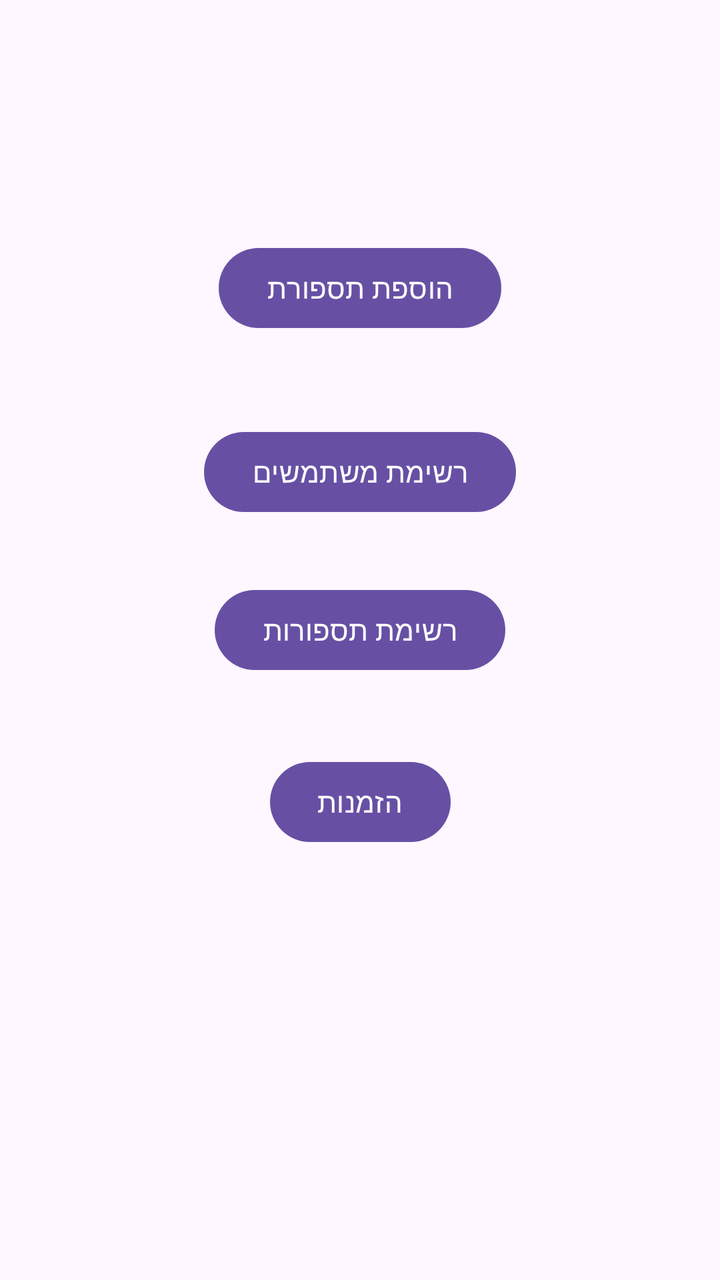
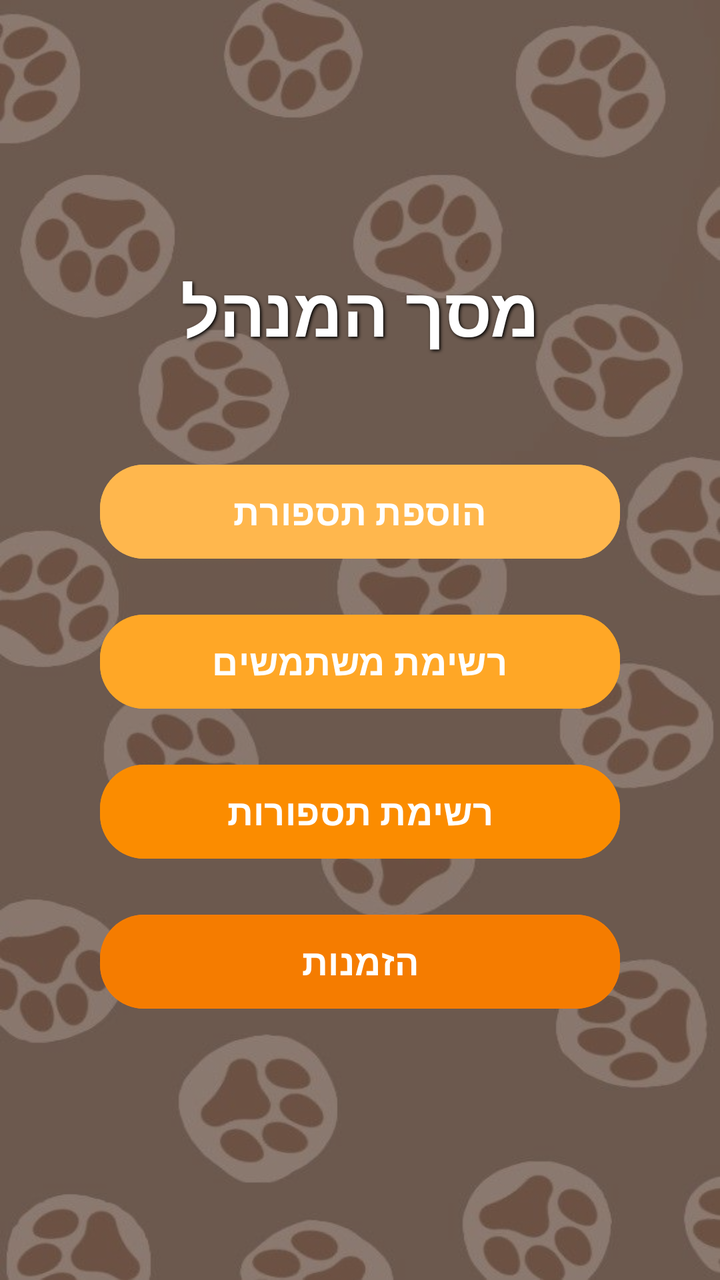

Compare the two renders of this Android layout. The source of the first and the diff that turns it into the second are given below.
<!-- AndroidManifest.xml: application theme Theme.Mygame -->
<!-- res/layout/activity_admin.xml -->
<?xml version="1.0" encoding="utf-8"?>
<androidx.constraintlayout.widget.ConstraintLayout xmlns:android="http://schemas.android.com/apk/res/android"
    xmlns:app="http://schemas.android.com/apk/res-auto"
    xmlns:tools="http://schemas.android.com/tools"
    android:id="@+id/main"
    android:layout_width="match_parent"
    android:layout_height="match_parent"
    tools:context=".screens.AdminActivity">

    <Button
        android:id="@+id/button3"
        android:layout_width="wrap_content"
        android:layout_height="wrap_content"
        android:layout_marginTop="120dp"
        android:onClick="goaAddHairCut"
        android:text="הוספת תספורת"
        app:layout_constraintEnd_toEndOf="parent"
        app:layout_constraintStart_toStartOf="parent"
        app:layout_constraintTop_toTopOf="parent" />

    <Button
        android:id="@+id/button4"
        android:layout_width="wrap_content"
        android:layout_height="wrap_content"
        android:layout_marginTop="44dp"
        android:onClick="goUserList"
        android:text="רשימת משתמשים"
        app:layout_constraintEnd_toEndOf="parent"
        app:layout_constraintStart_toStartOf="parent"
        app:layout_constraintTop_toBottomOf="@+id/button3" />

    <Button
        android:id="@+id/button5"
        android:layout_width="wrap_content"
        android:layout_height="wrap_content"
        android:layout_marginTop="31dp"
        android:onClick="goBackToHaitCurList"
        android:text="רשימת תספורות"
        app:layout_constraintEnd_toEndOf="parent"
        app:layout_constraintStart_toStartOf="parent"
        app:layout_constraintTop_toBottomOf="@+id/button4" />

    <Button
        android:id="@+id/button6"
        android:layout_width="wrap_content"
        android:layout_height="wrap_content"
        android:layout_marginTop="38dp"
        android:onClick="goAllOrders"
        android:text="הזמנות"
        app:layout_constraintEnd_toEndOf="parent"
        app:layout_constraintStart_toStartOf="parent"
        app:layout_constraintTop_toBottomOf="@+id/button5" />
</androidx.constraintlayout.widget.ConstraintLayout>
<!-- resources referenced by this layout -->
<resources>
  <style name="Theme.Mygame" parent="Base.Theme.Mygame" />
  <style name="Base.Theme.Mygame" parent="Theme.Material3.DayNight">
          
          
      </style>
</resources>

<!-- the commit's change to res/layout/activity_admin.xml (unified diff, before → after) -->
@@ -1,53 +1,102 @@
 <?xml version="1.0" encoding="utf-8"?>
-<androidx.constraintlayout.widget.ConstraintLayout xmlns:android="http://schemas.android.com/apk/res/android"
+<androidx.constraintlayout.widget.ConstraintLayout
+    xmlns:android="http://schemas.android.com/apk/res/android"
     xmlns:app="http://schemas.android.com/apk/res-auto"
     xmlns:tools="http://schemas.android.com/tools"
     android:id="@+id/main"
     android:layout_width="match_parent"
     android:layout_height="match_parent"
+    android:background="@drawable/dog_background"
     tools:context=".screens.AdminActivity">
 
-    <Button
-        android:id="@+id/button3"
-        android:layout_width="wrap_content"
+    
+    <View
+        android:layout_width="match_parent"
+        android:layout_height="match_parent"
+        android:background="#66000000" />
+
+    
+    <LinearLayout
+        android:layout_width="match_parent"
         android:layout_height="wrap_content"
-        android:layout_marginTop="120dp"
-        android:onClick="goaAddHairCut"
-        android:text="הוספת תספורת"
-        app:layout_constraintEnd_toEndOf="parent"
-        app:layout_constraintStart_toStartOf="parent"
-        app:layout_constraintTop_toTopOf="parent" />
+        android:layout_marginStart="24dp"
+        android:layout_marginEnd="24dp"
+        android:gravity="center"
+        android:orientation="vertical"
+        app:layout_constraintTop_toTopOf="parent"
+        app:layout_constraintBottom_toBottomOf="parent">
 
-    <Button
-        android:id="@+id/button4"
-        android:layout_width="wrap_content"
-        android:layout_height="wrap_content"
-        android:layout_marginTop="44dp"
-        android:onClick="goUserList"
-        android:text="רשימת משתמשים"
-        app:layout_constraintEnd_toEndOf="parent"
-        app:layout_constraintStart_toStartOf="parent"
-        app:layout_constraintTop_toBottomOf="@+id/button3" />
+        
+        <TextView
+            android:id="@+id/txtAdminTitle"
+            android:layout_width="wrap_content"
+            android:layout_height="wrap_content"
+            android:layout_marginBottom="50dp"
+            android:shadowColor="#000000"
+            android:shadowDx="2"
+            android:shadowDy="2"
+            android:shadowRadius="4"
+            android:text="מסך המנהל"
+            android:textColor="#FFFFFF"
+            android:textSize="34sp"
+            android:textStyle="bold" />
 
-    <Button
-        android:id="@+id/button5"
-        android:layout_width="wrap_content"
-        android:layout_height="wrap_content"
-        android:layout_marginTop="31dp"
-        android:onClick="goBackToHaitCurList"
-        android:text="רשימת תספורות"
-        app:layout_constraintEnd_toEndOf="parent"
-        app:layout_constraintStart_toStartOf="parent"
-        app:layout_constraintTop_toBottomOf="@+id/button4" />
+        
+        <Button
+            android:id="@+id/button3"
+            android:layout_width="260dp"
+            android:layout_height="55dp"
+            android:layout_marginBottom="20dp"
+            android:backgroundTint="#FFB74D"
+            android:elevation="6dp"
+            android:onClick="goaAddHairCut"
+            android:text="הוספת תספורת"
+            android:textColor="#FFFFFF"
+            android:textSize="18sp"
+            android:textStyle="bold"
+            app:cornerRadius="22dp" />
 
-    <Button
-        android:id="@+id/button6"
-        android:layout_width="wrap_content"
-        android:layout_height="wrap_content"
-        android:layout_marginTop="38dp"
-        android:onClick="goAllOrders"
-        android:text="הזמנות"
-        app:layout_constraintEnd_toEndOf="parent"
-        app:layout_constraintStart_toStartOf="parent"
-        app:layout_constraintTop_toBottomOf="@+id/button5" />
+        <Button
+            android:id="@+id/button4"
+            android:layout_width="260dp"
+            android:layout_height="55dp"
+            android:layout_marginBottom="20dp"
+            android:backgroundTint="#FFA726"
+            android:elevation="6dp"
+            android:onClick="goUserList"
+            android:text="רשימת משתמשים"
+            android:textColor="#FFFFFF"
+            android:textSize="18sp"
+            android:textStyle="bold"
+            app:cornerRadius="22dp" />
+
+        <Button
+            android:id="@+id/button5"
+            android:layout_width="260dp"
+            android:layout_height="55dp"
+            android:layout_marginBottom="20dp"
+            android:backgroundTint="#FB8C00"
+            android:elevation="6dp"
+            android:onClick="goBackToHaitCurList"
+            android:text="רשימת תספורות"
+            android:textColor="#FFFFFF"
+            android:textSize="18sp"
+            android:textStyle="bold"
+            app:cornerRadius="22dp" />
+
+        <Button
+            android:id="@+id/button6"
+            android:layout_width="260dp"
+            android:layout_height="55dp"
+            android:backgroundTint="#F57C00"
+            android:elevation="6dp"
+            android:onClick="goAllOrders"
+            android:text="הזמנות"
+            android:textColor="#FFFFFF"
+            android:textSize="18sp"
+            android:textStyle="bold"
+            app:cornerRadius="22dp" />
+
+    </LinearLayout>
+
 </androidx.constraintlayout.widget.ConstraintLayout>
<!-- resource entries referenced after the edit -->
@@ -1,5 +1,6 @@
 <!-- resources referenced by this layout -->
 <resources>
+  <!-- drawable dog_background: jpg bitmap (drawable, 38489 bytes) -->
   <style name="Theme.Mygame" parent="Base.Theme.Mygame" />
   <style name="Base.Theme.Mygame" parent="Theme.Material3.DayNight">
           
